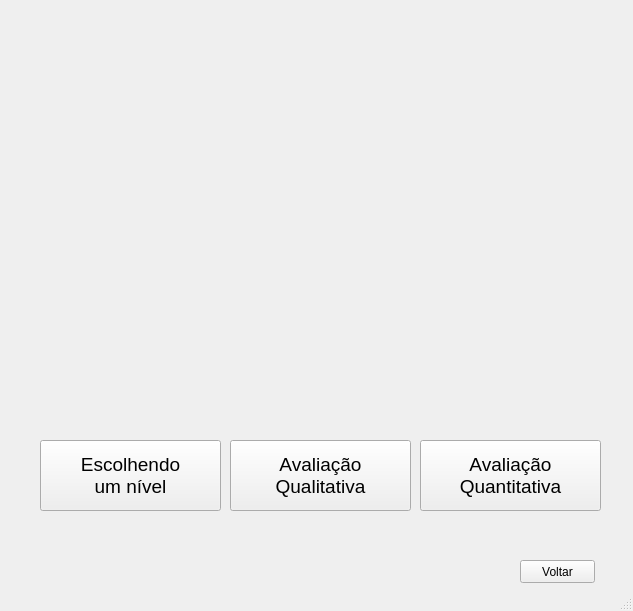
The window that src/templates/ajudaTutoriais.ui (DanilloMLS/lepee) describes before a commit, drawn with Qt 5.
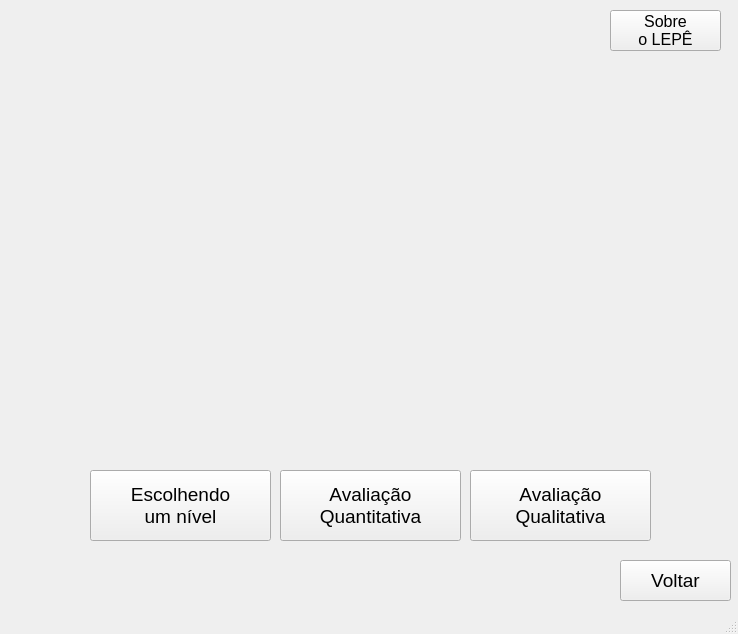
The same window after the commit. Icons and pictures are not drawn.

Commit message: 2.0.6 - 1º Modelo do menu de ajuda - ajustes na tela onde ocorrerão os tutoriais.

```diff
--- a/src/templates/ajudaTutoriais.ui
+++ b/src/templates/ajudaTutoriais.ui
@@ -6,8 +6,8 @@
    <rect>
     <x>0</x>
     <y>0</y>
-    <width>633</width>
-    <height>611</height>
+    <width>738</width>
+    <height>634</height>
    </rect>
   </property>
   <property name="windowTitle">
@@ -17,12 +17,17 @@
    <widget class="QPushButton" name="voltarBt">
     <property name="geometry">
      <rect>
-      <x>520</x>
+      <x>620</x>
       <y>560</y>
-      <width>75</width>
-      <height>23</height>
+      <width>111</width>
+      <height>41</height>
      </rect>
     </property>
+    <property name="font">
+     <font>
+      <pointsize>14</pointsize>
+     </font>
+    </property>
     <property name="text">
      <string>Voltar</string>
     </property>
@@ -30,8 +35,8 @@
    <widget class="QWidget" name="tutorialWidget" native="true">
     <property name="geometry">
      <rect>
-      <x>40</x>
-      <y>30</y>
+      <x>90</x>
+      <y>60</y>
       <width>551</width>
       <height>401</height>
      </rect>
@@ -40,8 +45,8 @@
    <widget class="QPushButton" name="tutorial1Bt">
     <property name="geometry">
      <rect>
-      <x>40</x>
-      <y>440</y>
+      <x>90</x>
+      <y>470</y>
       <width>181</width>
       <height>71</height>
      </rect>
@@ -63,8 +68,8 @@
    <widget class="QPushButton" name="tutorial2Bt">
     <property name="geometry">
      <rect>
-      <x>420</x>
-      <y>440</y>
+      <x>280</x>
+      <y>470</y>
       <width>181</width>
       <height>71</height>
      </rect>
@@ -86,8 +91,8 @@
    <widget class="QPushButton" name="tutorial3Bt">
     <property name="geometry">
      <rect>
-      <x>230</x>
-      <y>440</y>
+      <x>470</x>
+      <y>470</y>
       <width>181</width>
       <height>71</height>
      </rect>
@@ -106,6 +111,25 @@
       <normaloff>../icons/arrow.png</normaloff>../icons/arrow.png</iconset>
     </property>
    </widget>
+   <widget class="QPushButton" name="sobreBt">
+    <property name="geometry">
+     <rect>
+      <x>610</x>
+      <y>10</y>
+      <width>111</width>
+      <height>41</height>
+     </rect>
+    </property>
+    <property name="font">
+     <font>
+      <pointsize>12</pointsize>
+     </font>
+    </property>
+    <property name="text">
+     <string>Sobre
+o LEPÊ</string>
+    </property>
+   </widget>
   </widget>
   <widget class="QStatusBar" name="statusbar"/>
  </widget>
```
